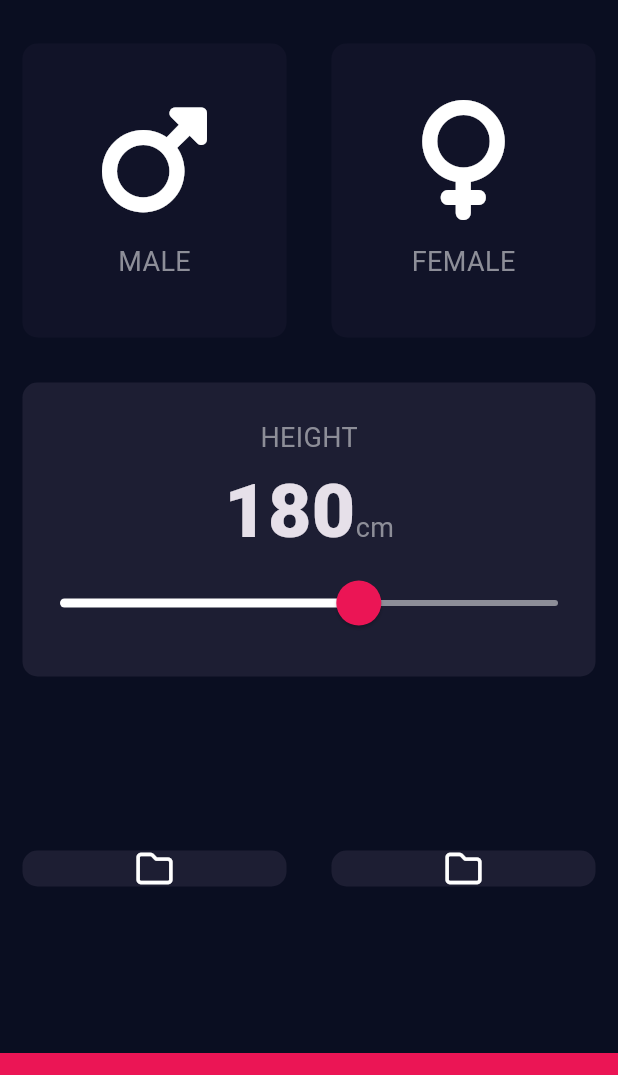
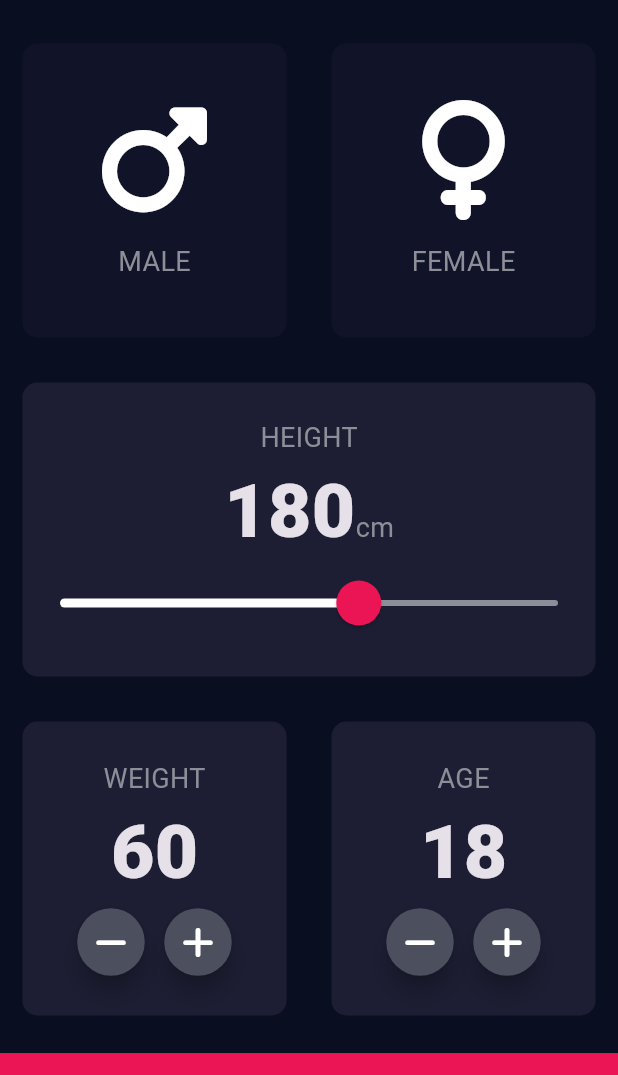
Before and after one commit to mr-schway/bmi-calculator, a Flutter app: the screen it shows after launch, on a phone screen of 412 x 824 dp, the part 63-1138 px from its top. Run offline on Flutter 3.47's test engine with Material 3 defaults, Android fonts, the phone set to English and light mode, and no system bars; our stand-ins replace font_awesome_flutter.

Commit message:
Build the weight and ageg

```diff
--- a/lib/input_page.dart
+++ b/lib/input_page.dart
@@ -19,6 +19,8 @@ class InputPage extends StatefulWidget {
 class _InputPageState extends State<InputPage> {
   Gender? selectedGender;
   int height = 180;
+  int weight = 60;
+  int age = 18;
 
   @override
   Widget build(BuildContext context) {
@@ -119,19 +121,91 @@ class _InputPageState extends State<InputPage> {
               ),
             ),
           ),
-          const Expanded(
+          Expanded(
             child: Row(
               children: <Widget>[
                 Expanded(
                   child: ReusableCard(
                     colour: kActiveCardColor,
-                    cardChild: Icon(FontAwesomeIcons.folder),
+                    cardChild: Column(
+                      mainAxisAlignment: MainAxisAlignment.center,
+                      children: <Widget>[
+                        const Text(
+                          'WEIGHT',
+                          style: kLabelText,
+                        ),
+                        Text(
+                          weight.toString(),
+                          style: kNumberTextStyle,
+                        ),
+                        Row(
+                          mainAxisAlignment: MainAxisAlignment.center,
+                          children: <Widget>[
+                            RoundIconButton(
+                              icon: FontAwesomeIcons.minus,
+                              onPressed: () {
+                                setState(() {
+                                  weight--;
+                                });
+                              },
+                            ),
+                            const SizedBox(
+                              width: 10.0,
+                            ),
+                            RoundIconButton(
+                              icon: FontAwesomeIcons.plus,
+                              onPressed: () {
+                                setState(() {
+                                  weight++;
+                                });
+                              },
+                            ),
+                          ],
+                        ),
+                      ],
+                    ),
                   ),
                 ),
                 Expanded(
                   child: ReusableCard(
                     colour: kActiveCardColor,
-                    cardChild: Icon(FontAwesomeIcons.folder),
+                    cardChild: Column(
+                      mainAxisAlignment: MainAxisAlignment.center,
+                      children: <Widget>[
+                        const Text(
+                          'AGE',
+                          style: kLabelText,
+                        ),
+                        Text(
+                          age.toString(),
+                          style: kNumberTextStyle,
+                        ),
+                        Row(
+                          mainAxisAlignment: MainAxisAlignment.center,
+                          children: <Widget>[
+                            RoundIconButton(
+                              icon: FontAwesomeIcons.minus,
+                              onPressed: () {
+                                setState(() {
+                                  age--;
+                                });
+                              },
+                            ),
+                            const SizedBox(
+                              width: 10.0,
+                            ),
+                            RoundIconButton(
+                              icon: FontAwesomeIcons.plus,
+                              onPressed: () {
+                                setState(() {
+                                  age++;
+                                });
+                              },
+                            ),
+                          ],
+                        ),
+                      ],
+                    ),
                   ),
                 ),
               ],
@@ -148,3 +222,26 @@ class _InputPageState extends State<InputPage> {
     );
   }
 }
+
+class RoundIconButton extends StatelessWidget {
+  final IconData icon;
+  final void Function()? onPressed;
+
+  const RoundIconButton(
+      {super.key, required this.icon, required this.onPressed});
+
+  @override
+  Widget build(BuildContext context) {
+    return RawMaterialButton(
+      onPressed: onPressed,
+      elevation: 6.0,
+      constraints: const BoxConstraints.tightFor(
+        height: 45.0,
+        width: 45.0,
+      ),
+      fillColor: const Color(0xFF4C4F5E),
+      shape: const CircleBorder(),
+      child: Icon(icon),
+    );
+  }
+}
```
